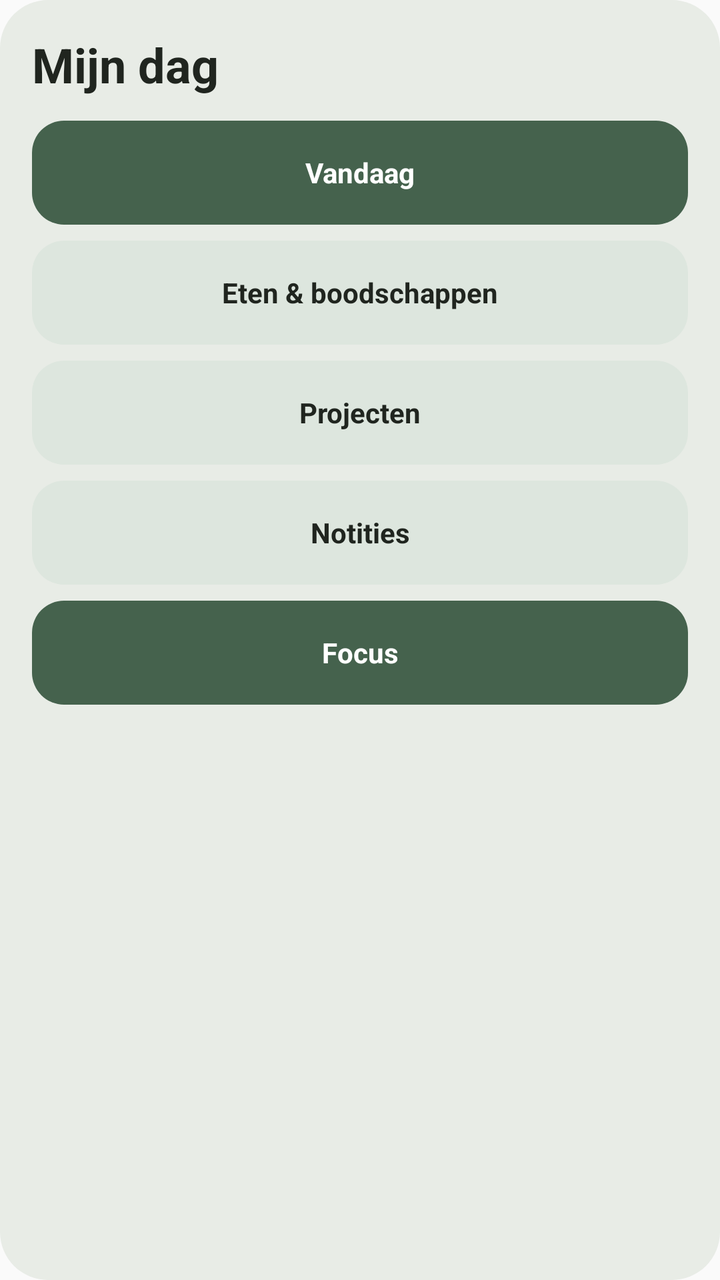
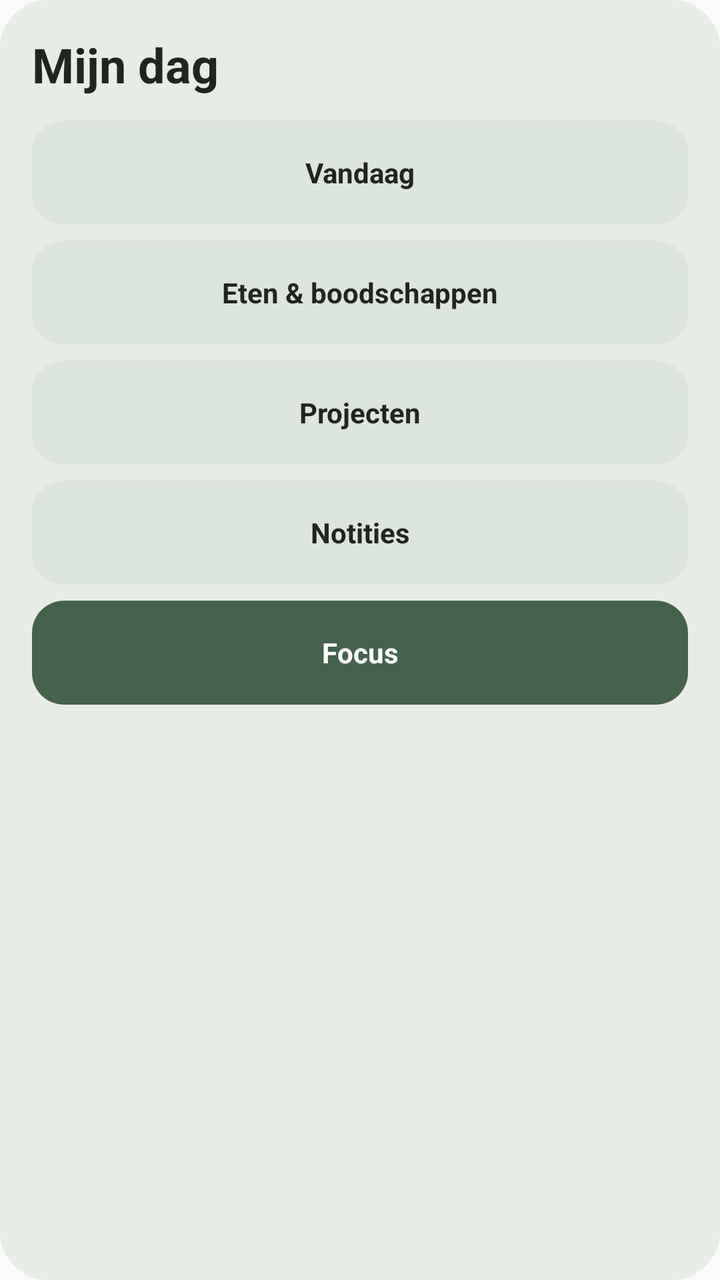

Compare the two renders of this Android layout. The source of the first and the diff that turns it into the second are given below.
<!-- AndroidManifest.xml: application theme AppTheme -->
<!-- res/layout/widget_large.xml -->
<?xml version="1.0" encoding="utf-8"?>
<LinearLayout xmlns:android="http://schemas.android.com/apk/res/android" android:layout_width="match_parent" android:layout_height="match_parent" android:orientation="vertical" android:padding="16dp" android:background="@drawable/widget_bg">
    <TextView android:layout_width="match_parent" android:layout_height="wrap_content" android:text="Mijn dag" android:textStyle="bold" android:textSize="24sp" android:textColor="@color/text" android:paddingBottom="12dp" />
    <TextView android:id="@+id/btn_today" android:layout_width="match_parent" android:layout_height="52dp" android:gravity="center" android:text="Vandaag" android:textColor="@color/white" android:textStyle="bold" android:background="@drawable/button_bg" />
    <TextView android:id="@+id/btn_food" android:layout_width="match_parent" android:layout_height="52dp" android:gravity="center" android:text="Eten &amp; boodschappen" android:textColor="@color/text" android:textStyle="bold" android:background="@drawable/button_secondary_bg" android:layout_marginTop="8dp" />
    <TextView android:id="@+id/btn_projects" android:layout_width="match_parent" android:layout_height="52dp" android:gravity="center" android:text="Projecten" android:textColor="@color/text" android:textStyle="bold" android:background="@drawable/button_secondary_bg" android:layout_marginTop="8dp" />
    <TextView android:id="@+id/btn_notes" android:layout_width="match_parent" android:layout_height="52dp" android:gravity="center" android:text="Notities" android:textColor="@color/text" android:textStyle="bold" android:background="@drawable/button_secondary_bg" android:layout_marginTop="8dp" />
    <TextView android:id="@+id/btn_focus" android:layout_width="match_parent" android:layout_height="52dp" android:gravity="center" android:text="Focus" android:textColor="@color/white" android:textStyle="bold" android:background="@drawable/button_bg" android:layout_marginTop="8dp" />
</LinearLayout>
<!-- resources referenced by this layout -->
<resources>
  <color name="text">#20251F</color>
  <color name="white">#FFFFFF</color>
  <!-- drawable button_bg (drawable) -->
  <?xml version="1.0" encoding="utf-8"?>
  <shape xmlns:android="http://schemas.android.com/apk/res/android" android:shape="rectangle">
      <solid android:color="#45624D" />
      <corners android:radius="16dp" />
  </shape>
  <!-- drawable button_secondary_bg (drawable) -->
  <?xml version="1.0" encoding="utf-8"?>
  <shape xmlns:android="http://schemas.android.com/apk/res/android" android:shape="rectangle">
      <solid android:color="#DDE6DE" />
      <corners android:radius="16dp" />
  </shape>
  <!-- drawable widget_bg (drawable) -->
  <?xml version="1.0" encoding="utf-8"?>
  <shape xmlns:android="http://schemas.android.com/apk/res/android" android:shape="rectangle">
      <solid android:color="#E8ECE6" />
      <corners android:radius="24dp" />
  </shape>
  <style name="AppTheme" parent="android:style/Theme.Material.Light.NoActionBar">
          <item name="android:windowNoTitle">true</item>
          <item name="android:colorAccent">#45624D</item>
          <item name="android:navigationBarColor">#F5F5EF</item>
          <item name="android:statusBarColor">#45624D</item>
      </style>
</resources>

<!-- the commit's change to res/layout/widget_large.xml (unified diff, before → after) -->
@@ -1,7 +1,7 @@
 <?xml version="1.0" encoding="utf-8"?>
-<LinearLayout xmlns:android="http://schemas.android.com/apk/res/android" android:layout_width="match_parent" android:layout_height="match_parent" android:orientation="vertical" android:padding="16dp" android:background="@drawable/widget_bg">
-    <TextView android:layout_width="match_parent" android:layout_height="wrap_content" android:text="Mijn dag" android:textStyle="bold" android:textSize="24sp" android:textColor="@color/text" android:paddingBottom="12dp" />
-    <TextView android:id="@+id/btn_today" android:layout_width="match_parent" android:layout_height="52dp" android:gravity="center" android:text="Vandaag" android:textColor="@color/white" android:textStyle="bold" android:background="@drawable/button_bg" />
+<LinearLayout xmlns:android="http://schemas.android.com/apk/res/android" android:id="@+id/widget_root" android:layout_width="match_parent" android:layout_height="match_parent" android:orientation="vertical" android:padding="16dp" android:background="@drawable/widget_bg">
+    <TextView android:id="@+id/widget_title" android:layout_width="match_parent" android:layout_height="wrap_content" android:text="Mijn dag" android:textStyle="bold" android:textSize="24sp" android:textColor="@color/text" android:paddingBottom="12dp" />
+    <TextView android:id="@+id/btn_today" android:layout_width="match_parent" android:layout_height="52dp" android:gravity="center" android:text="Vandaag" android:textColor="@color/text" android:textStyle="bold" android:background="@drawable/button_secondary_bg" />
     <TextView android:id="@+id/btn_food" android:layout_width="match_parent" android:layout_height="52dp" android:gravity="center" android:text="Eten &amp; boodschappen" android:textColor="@color/text" android:textStyle="bold" android:background="@drawable/button_secondary_bg" android:layout_marginTop="8dp" />
     <TextView android:id="@+id/btn_projects" android:layout_width="match_parent" android:layout_height="52dp" android:gravity="center" android:text="Projecten" android:textColor="@color/text" android:textStyle="bold" android:background="@drawable/button_secondary_bg" android:layout_marginTop="8dp" />
     <TextView android:id="@+id/btn_notes" android:layout_width="match_parent" android:layout_height="52dp" android:gravity="center" android:text="Notities" android:textColor="@color/text" android:textStyle="bold" android:background="@drawable/button_secondary_bg" android:layout_marginTop="8dp" />
